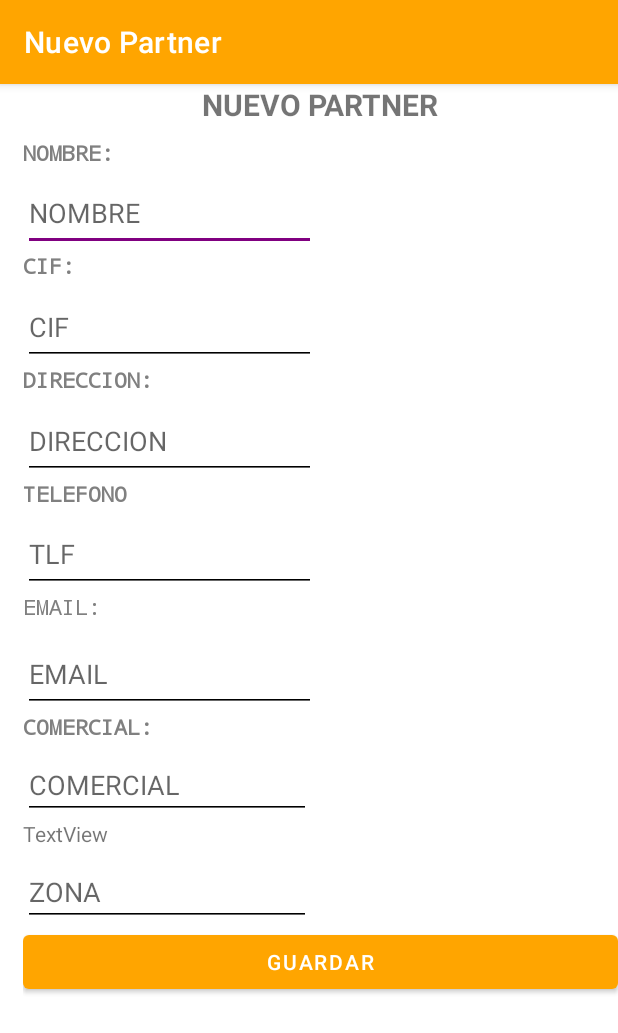
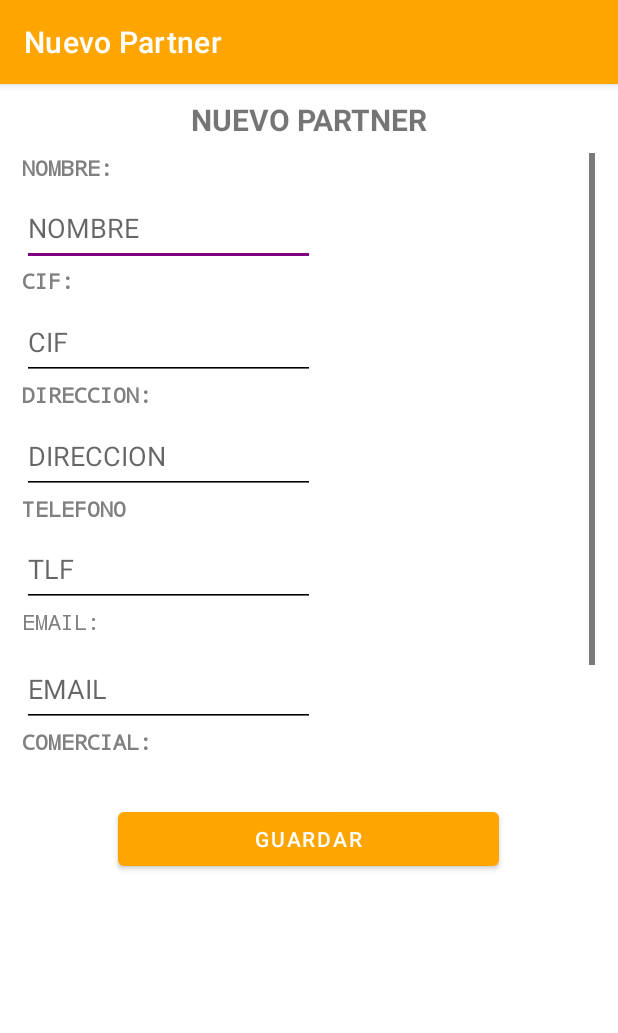
Before and after one commit to mazki10/AndroidFuxia, an Android app: the partners screen opened directly, with no data from a screen before it, after a tap on "NUEVO", on a phone screen of 412 x 824 dp. Shown: the top 1033 px of the screen. Run offline under Robolectric (Android 15) with nearby library versions, the phone set to English and light mode, and no system bars.

Commit message:
he metido el boton de refrescar y ajustado el nuevo_partners

```diff
--- a/app/src/main/assets/partners.xml
+++ b/app/src/main/assets/partners.xml
@@ -1,3 +1,4 @@
+<?xml version="1.0" encoding="utf-8"?>
 <partners>
     <partner>
         <id_partners>1</id_partners>
--- a/app/src/main/java/com/example/almohadascomodasademsbonitas/partners.java
+++ b/app/src/main/java/com/example/almohadascomodasademsbonitas/partners.java
@@ -46,6 +46,7 @@ public class partners extends AppCompatActivity {
 
         // Obtén una referencia al botón btNuevo en tu diseño
         Button btNuevo = findViewById(R.id.btNuevo);
+        Button btRrfs = findViewById(R.id.btRfr2);
 
         // Agrega un OnClickListener al botón para abrir la actividad nuevo_partner
         btNuevo.setOnClickListener(new View.OnClickListener() {
@@ -54,6 +55,18 @@ public class partners extends AppCompatActivity {
                 openNuevoPartnerActivity();
             }
         });
+        btRrfs.setOnClickListener(new View.OnClickListener() {
+            @Override
+            public void onClick(View v) {
+                // Actualiza los datos en el ArrayAdapter existente
+                ArrayList<String> datosDeXml = leerDatosDesdeXmlEnMemoriaInterna();
+                adapter.clear();
+                adapter.addAll(datosDeXml);
+                adapter.notifyDataSetChanged();
+            }
+        });
+
+
     }
 
     private void copiarXmlDesdeAssets() {
--- a/app/src/main/res/layout/nuevo_partner.xml
+++ b/app/src/main/res/layout/nuevo_partner.xml
@@ -4,8 +4,9 @@
     xmlns:tools="http://schemas.android.com/tools"
     android:layout_width="match_parent"
     android:layout_height="match_parent"
+    android:gravity="center_horizontal"
     android:orientation="vertical"
-    android:paddingLeft="15dp">
+    android:paddingTop="10dp">
 
     <TextView
         android:id="@+id/textView11"
@@ -19,11 +20,21 @@
         tools:layout_editor_absoluteX="73dp"
         tools:layout_editor_absoluteY="16dp" />
 
+    <ScrollView
+        android:layout_width="382dp"
+        android:layout_height="423dp">
+
+        <LinearLayout
+            android:layout_width="match_parent"
+            android:layout_height="wrap_content"
+            android:orientation="vertical">
+
             <TextView
                 android:id="@+id/textView6"
                 android:layout_width="wrap_content"
                 android:layout_height="25dp"
                 android:fontFamily="monospace"
+                android:paddingRight="50dp"
                 android:text="@string/nombre"
                 android:textAlignment="textStart"
                 android:textColor="@color/gray"
@@ -38,6 +49,7 @@
                 android:ems="10"
                 android:hint="@string/nombreTexto"
                 android:inputType="text"
+                android:paddingRight="50dp"
                 tools:layout_editor_absoluteX="159dp"
                 tools:layout_editor_absoluteY="76dp" />
 
@@ -46,6 +58,7 @@
                 android:layout_width="wrap_content"
                 android:layout_height="26dp"
                 android:fontFamily="monospace"
+                android:paddingRight="50dp"
                 android:text="@string/CIF"
                 android:textAlignment="textStart"
                 android:textColor="@color/gray"
@@ -60,6 +73,7 @@
                 android:ems="10"
                 android:hint="@string/CIFV"
                 android:inputType="textPostalAddress"
+                android:paddingRight="50dp"
                 tools:layout_editor_absoluteX="159dp"
                 tools:layout_editor_absoluteY="126dp" />
 
@@ -68,6 +82,7 @@
                 android:layout_width="wrap_content"
                 android:layout_height="26dp"
                 android:fontFamily="monospace"
+                android:paddingRight="50dp"
                 android:text="@string/direccion"
                 android:textAlignment="textStart"
                 android:textColor="@color/gray"
@@ -82,6 +97,7 @@
                 android:ems="10"
                 android:hint="@string/direccionTexto"
                 android:inputType="textPostalAddress"
+                android:paddingRight="50dp"
                 tools:layout_editor_absoluteX="159dp"
                 tools:layout_editor_absoluteY="176dp" />
 
@@ -90,6 +106,7 @@
                 android:layout_width="wrap_content"
                 android:layout_height="25dp"
                 android:fontFamily="monospace"
+                android:paddingRight="50dp"
                 android:text="@string/telefono"
                 android:textAlignment="textStart"
                 android:textColor="@color/gray"
@@ -104,6 +121,7 @@
                 android:ems="10"
                 android:hint="@string/tlf"
                 android:inputType="phone"
+                android:paddingRight="50dp"
                 tools:layout_editor_absoluteX="159dp"
                 tools:layout_editor_absoluteY="226dp" />
 
@@ -112,6 +130,7 @@
                 android:layout_width="wrap_content"
                 android:layout_height="30dp"
                 android:fontFamily="monospace"
+                android:paddingRight="50dp"
                 android:text="@string/email"
                 android:textAlignment="textStart"
                 android:textColor="@color/gray"
@@ -125,6 +144,7 @@
                 android:ems="10"
                 android:hint="@string/emailTexto"
                 android:inputType="textEmailAddress"
+                android:paddingRight="50dp"
                 tools:layout_editor_absoluteX="159dp"
                 tools:layout_editor_absoluteY="276dp" />
 
@@ -133,6 +153,7 @@
                 android:layout_width="wrap_content"
                 android:layout_height="26dp"
                 android:fontFamily="monospace"
+                android:paddingRight="50dp"
                 android:text="@string/comercial"
                 android:textAlignment="textStart"
                 android:textColor="@color/gray"
@@ -146,12 +167,14 @@
                 android:layout_height="wrap_content"
                 android:ems="10"
                 android:hint="@string/comercialTexto"
-        android:inputType="text" />
+                android:inputType="text"
+                android:paddingRight="50dp" />
 
             <TextView
                 android:id="@+id/textView13"
                 android:layout_width="wrap_content"
                 android:layout_height="26dp"
+                android:paddingRight="50dp"
                 android:text="TextView"
                 tools:text="@string/zona" />
 
@@ -161,12 +184,17 @@
                 android:layout_height="wrap_content"
                 android:ems="10"
                 android:hint="@string/idzona"
-        android:inputType="number" />
+                android:inputType="number"
+                android:paddingRight="50dp" />
+        </LinearLayout>
+    </ScrollView>
 
     <Button
         android:id="@+id/btguardar"
-        android:layout_width="match_parent"
+        android:layout_width="254dp"
         android:layout_height="wrap_content"
+        android:layout_marginTop="10dp"
+        android:gravity="center"
         android:text="@string/guardar"
         tools:layout_editor_absoluteX="152dp"
         tools:layout_editor_absoluteY="580dp" />
```
Also changed, not shown: app/src/main/res/layout/partners.xml (+13 -2 lines). Lines whose indentation alone changed are shown as unchanged.
